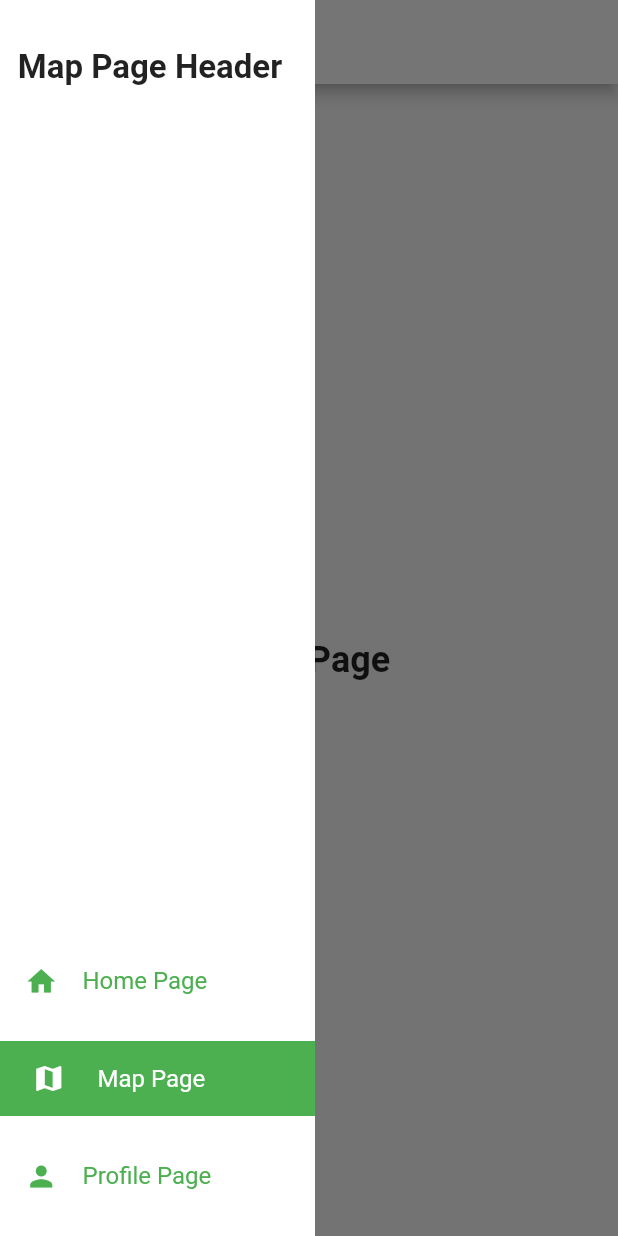
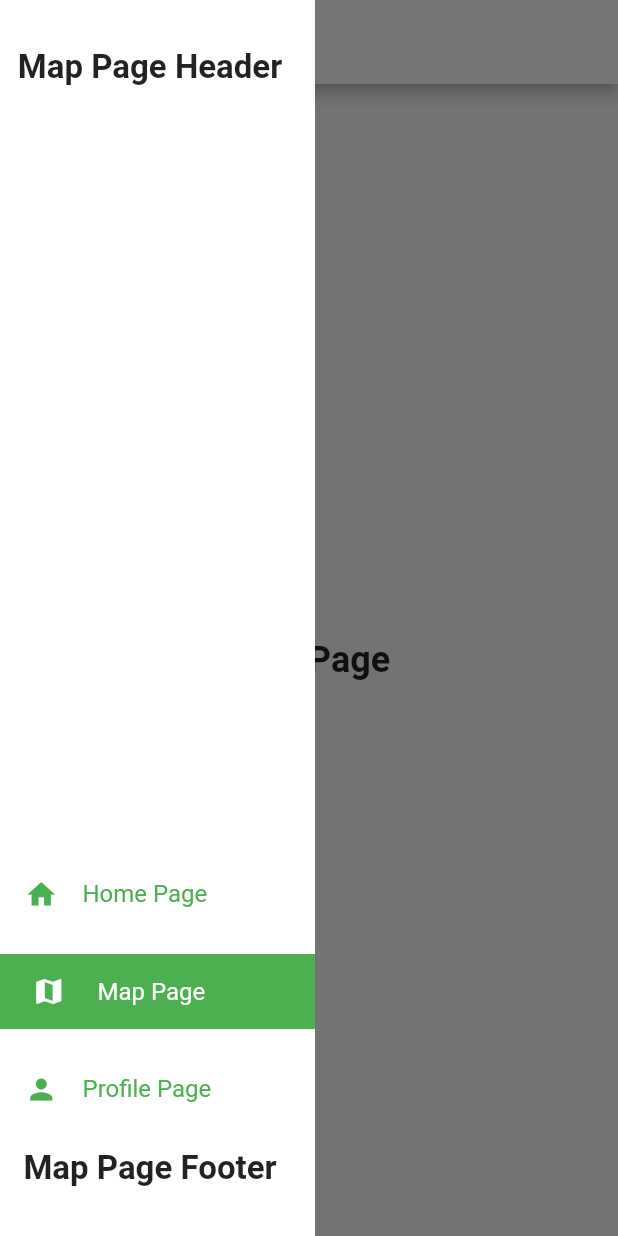
Before and after one commit to EhsnJmli/curtain, a Flutter app: the screen it shows after launch, with the side drawer open, on a phone screen of 412 x 824 dp. Run offline on Flutter 3.47's test engine with Material 2 defaults, Android fonts, the phone set to English and light mode, and no system bars.

Commit message:
feat: added footer

```diff
--- a/example/lib/main.dart
+++ b/example/lib/main.dart
@@ -80,6 +80,32 @@ class _MyHomePageState extends State<MyHomePage> {
     }
   }
 
+  String getFooterText(int page) {
+    switch (page) {
+      case 0:
+        return 'Home Page Footer';
+      case 1:
+        return 'Map Page Footer';
+      case 2:
+        return 'Profile Page Footer';
+      default:
+        return 'Not defined';
+    }
+  }
+
+  String getShrinkFooterText(int page) {
+    switch (page) {
+      case 0:
+        return 'Home';
+      case 1:
+        return 'Map';
+      case 2:
+        return 'Profile';
+      default:
+        return 'Not defined';
+    }
+  }
+
   @override
   void initState() {
     curtainPageController.addListener(() {
@@ -109,6 +135,18 @@ class _MyHomePageState extends State<MyHomePage> {
                 )
               : Text(
                   getShrinkHeaderText(page),
+                  style: headerTextStyle,
+                ),
+        ),
+        footerBuilder: (isExpand, page) => Container(
+          padding: const EdgeInsets.only(bottom: 32),
+          child: isExpand
+              ? Text(
+                  getFooterText(page),
+                  style: headerTextStyle,
+                )
+              : Text(
+                  getShrinkFooterText(page),
                   style: headerTextStyle,
                 ),
         ),
--- a/lib/src/config.dart
+++ b/lib/src/config.dart
@@ -13,6 +13,7 @@ class CurtainSideBarConfig {
     this.expandWidth = _kSideBarExpandWidth,
     this.duration = _kSideBarDuration,
     this.headerBuilder,
+    this.footerBuilder,
     this.backgroundColor = Colors.white,
     this.actionsBackgroundColor = Colors.white,
     this.actionsSelectedBackgroundColor = Colors.green,
@@ -50,6 +51,9 @@ class CurtainSideBarConfig {
 
   /// Builds header for the [CurtainSideBar].
   final Widget Function(bool isExpand, int page)? headerBuilder;
+
+  /// Builds footer for the [CurtainSideBar].
+  final Widget Function(bool isExpand, int page)? footerBuilder;
 
   /// [CurtainSideBar] background color.
   ///
--- a/lib/src/side_bar/side_bar.dart
+++ b/lib/src/side_bar/side_bar.dart
@@ -147,6 +147,13 @@ class _CurtainSideBarState extends State<CurtainSideBar> {
                           ),
                         ),
                       ),
+                      if (_config.footerBuilder != null)
+                        Padding(
+                          padding: EdgeInsets.only(
+                              left: isLtr ? 0 : _config.selectedActionXOffset,
+                              right: isLtr ? _config.selectedActionXOffset : 0),
+                          child: _config.footerBuilder!(isExpand, widget.index),
+                        ),
                     ],
                   ),
                 ],
--- a/pubspec.yaml
+++ b/pubspec.yaml
@@ -1,6 +1,6 @@
 name: curtain
 description: A flutter dynamic responsive dashboard, easy to use and completely costumizable.
-version: 0.3.0
+version: 0.3.1
 homepage: https://github.com/EhsnJmli/curtain
 
 environment:
```
Also changed, not shown: example/pubspec.lock, 1 other file.
